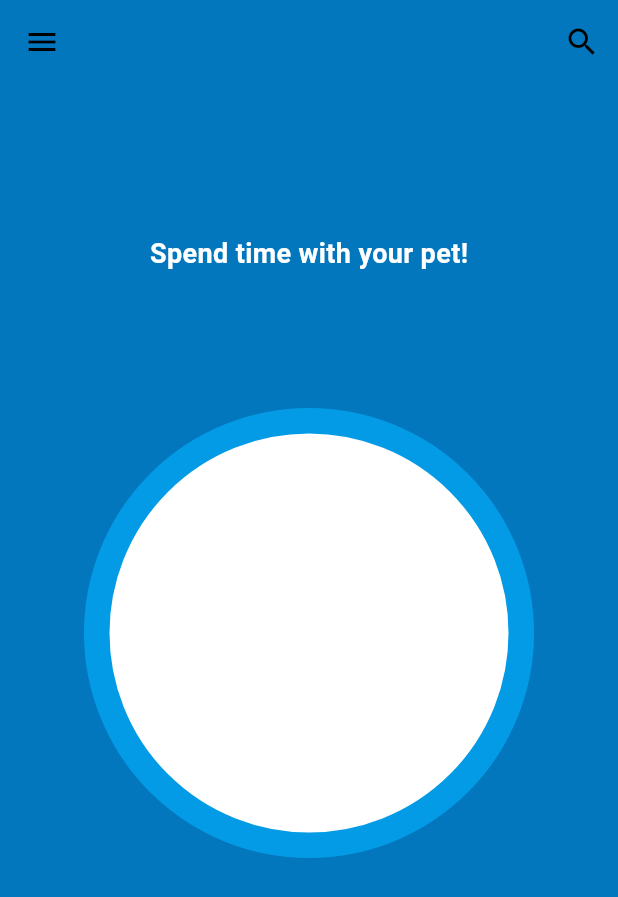
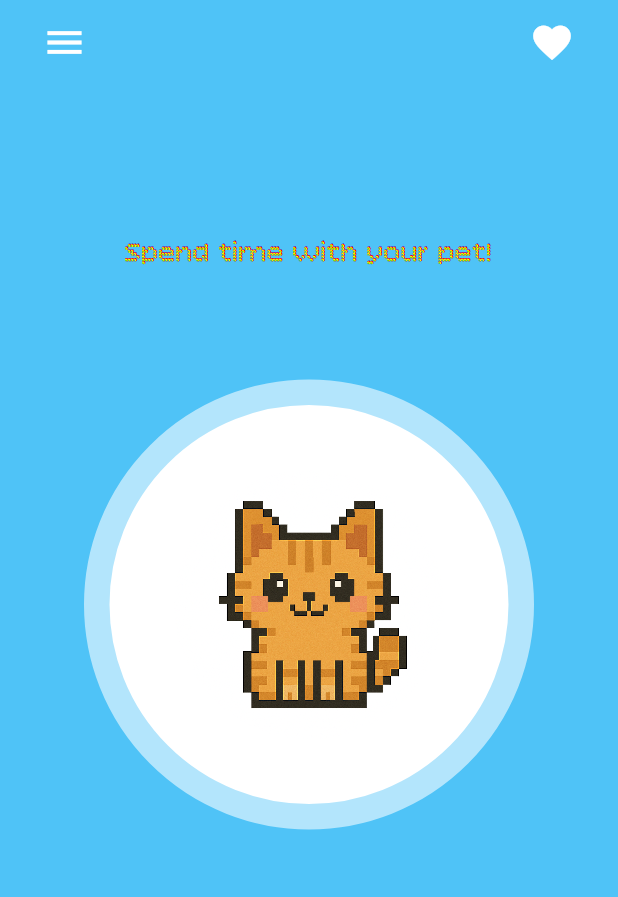
Before and after one commit to CaptainSparrow23/pet_productivity_app, a Flutter app: the screen it shows after launch, on a phone screen of 412 x 824 dp. Shown: the top 897 px of the screen. Run offline on Flutter 3.47's test engine with Material 3 defaults, Android fonts, the phone set to English and light mode, and no system bars.

Commit message:
Add brown cat image, fonts, and update homepage with circular design

```diff
--- a/lib/pages/home_page.dart
+++ b/lib/pages/home_page.dart
@@ -6,25 +6,31 @@ class HomePage extends StatelessWidget {
   @override
   Widget build(BuildContext context) {
     return Scaffold(
-      backgroundColor: Colors.lightBlue[800],
+      backgroundColor: Colors.lightBlue[300],
       appBar: AppBar(
-        backgroundColor: Colors.lightBlue[800],
-        leading: IconButton(
-          icon: const Icon(Icons.menu, color: Colors.black),
-          onPressed: () {
-            // Handle menu button press
-          },
+        backgroundColor: Colors.lightBlue[300],
+        leading: Padding(
+          padding: const EdgeInsets.only(left: 20.0),
+          child: IconButton(
+            icon: const Icon(Icons.menu, color: Colors.white, size: 30),
+            onPressed: () {
+              // Handle menu button press
+            },
+          ),
         ),
         actions: [
-          IconButton(
-            icon: const Icon(Icons.search, color: Colors.black),
-            onPressed: () {
-              // Handle search button press
-            },
+          Padding(
+            padding: const EdgeInsets.only(right: 20.0),
+            child: IconButton(
+              icon: Icon(Icons.favorite, color: Colors.white, size: 30),
+              onPressed: () {
+                // Handle favorite button press
+              },
+            ),
           ),
         ],
       ),
-      body: Container(
+      body: SizedBox(
         width: double.infinity, // This ensures the Column takes full width
         child: Column(
           mainAxisAlignment: MainAxisAlignment.start,
@@ -34,19 +40,34 @@ class HomePage extends StatelessWidget {
             Text(
               'Spend time with your pet!',
               style: TextStyle(
-                fontSize: 18,
-                fontWeight: FontWeight.bold,
+                fontFamily: "Bitcount",
+                fontSize: 19,
+                fontVariations: [FontVariation('wght', 500)],
                 color: Colors.white,
+                letterSpacing:
+                    0, // Negative values bring letters closer together
               ),
             ),
-            Container(height: 90), // Adjust this value to move circle up/down
+            Container(height: 70), // Adjust this value to move circle up/down
             Container(
               width: 300,
               height: 300,
               decoration: BoxDecoration(
                 color: Colors.white,
-                shape: BoxShape.circle,
-                border: Border.all(color: Colors.lightBlue[600]!, width: 17.0),
+                border: Border.all(color: Colors.lightBlue[100]!, width: 17.0),
+                borderRadius: BorderRadius.circular(200),
+              ),
+              child: Center(
+                child: ClipOval(
+                  child: Image.asset(
+                    'assets/images/brown_cat.png',
+                    width: 180,
+                    height: 180,
+                    filterQuality: FilterQuality.none,
+                    fit: BoxFit
+                        .cover, // This ensures the image fills the circle properly
+                  ),
+                ),
               ),
             ),
           ],
```
Also changed, not shown: pubspec.yaml (+11 -9 lines), assets/images/brown_cat.png (added), fonts/BitcountPropSingleInk-VariableFont_CRSV,ELSH,ELXP,SZP1,SZP2,XPN1,XPN2,YPN1,YPN2,slnt,wght.ttf (added), fonts/SUSEMono-Italic-VariableFont_wght.ttf (added), fonts/SUSEMono-VariableFont_wght.ttf (added).
